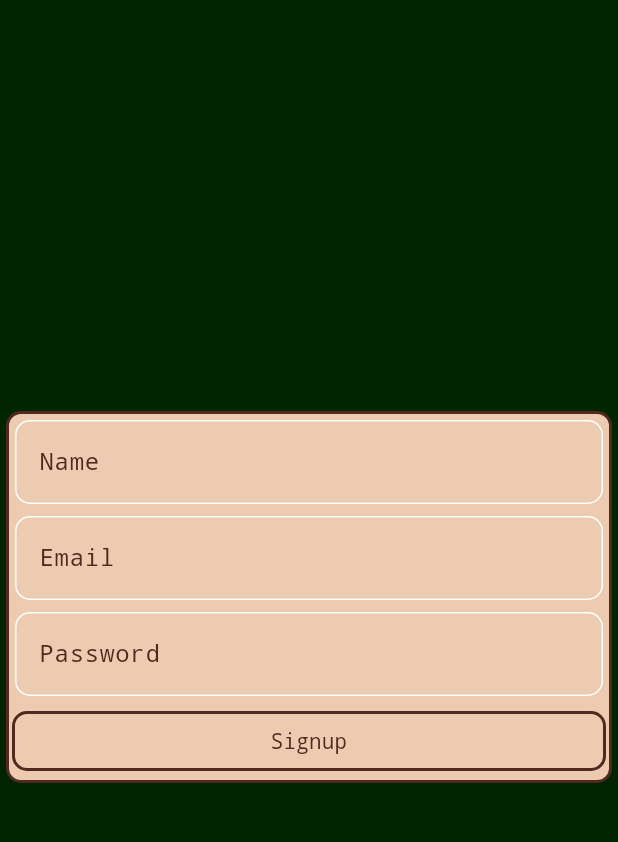
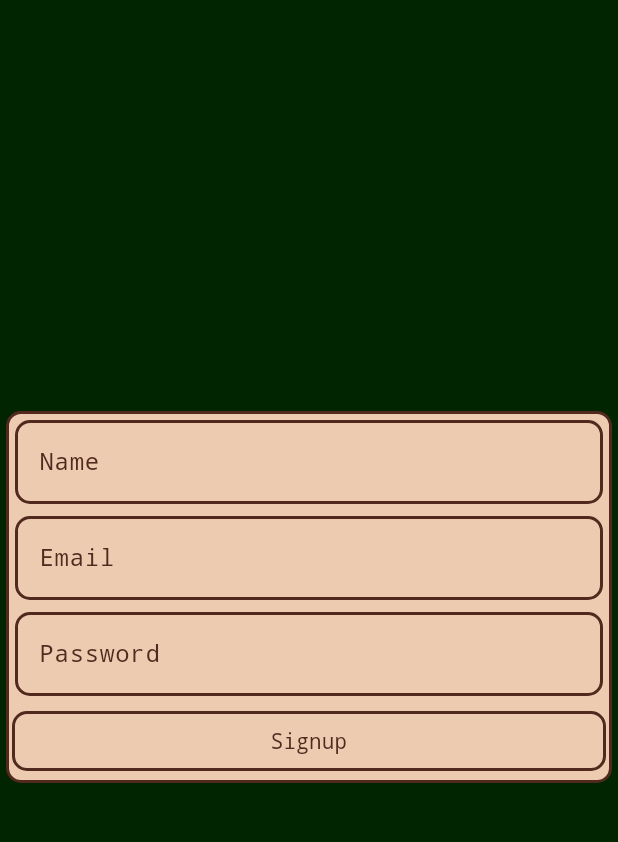
Before and after one commit to carterdbroom/binbuddy-frontend, a Flutter app: the screen it shows after launch, after a tap on "Signup", on a phone screen of 412 x 824 dp, the part 63-905 px from its top. Run offline on Flutter 3.47's test engine with Material 3 defaults, Android fonts, the phone set to English and light mode, and no system bars; our stand-ins replace cloud_firestore, firebase_auth, firebase_core; accounts and stored records are empty; network calls fail.

```diff
--- a/lib/screens/landing.dart
+++ b/lib/screens/landing.dart
@@ -40,7 +40,7 @@ class LandingPage extends StatelessWidget {
               LoginButton(
                 onTap: () {
                   Navigator.of(context).push(
-                    MaterialPageRoute(builder: (context) => const SignupPage()));
+                    MaterialPageRoute(builder: (context) => SignupPage()));
                 },
                 child: const Text(
                   "Signup",
--- a/lib/screens/signup.dart
+++ b/lib/screens/signup.dart
@@ -1,10 +1,16 @@
+import 'package:binbuddy_frontend/net/request_sender.dart';
+import 'package:binbuddy_frontend/models/user.dart';
 import 'package:binbuddy_frontend/screens/widgets/login_button.dart';
 import 'package:binbuddy_frontend/screens/widgets/login_container.dart';
 import 'package:binbuddy_frontend/screens/widgets/login_textbox.dart';
 import 'package:flutter/material.dart';
 
 class SignupPage extends StatelessWidget {
-  const SignupPage({super.key});
+  SignupPage({super.key});
+
+  final nameController = TextEditingController();
+  final emailController = TextEditingController();
+  final passwordController = TextEditingController();
 
   @override
   Widget build(BuildContext context) {
@@ -23,24 +29,28 @@ class SignupPage extends StatelessWidget {
         children: [
           LoginContainer(
             children: [
-              const LoginTextBox(
+              LoginTextBox(
                 hintText: "Name",
                 fontFamily: "Monospace",
+                controller: nameController,
                 obscureText: false,
               ),
-              const LoginTextBox(
+              LoginTextBox(
                 hintText: "Email",
                 fontFamily: "Monospace",
+                controller: emailController,
                 obscureText: false,
               ),
-              const LoginTextBox(
+              LoginTextBox(
                 hintText: "Password",
                 fontFamily: "Monospace",
+                controller: passwordController,
                 obscureText: true,
               ),
               LoginButton(
                 onTap: () {
-
+                  User user = User.attempt(nameController.text, emailController.text, passwordController.text);
+                  RequestSender.trySignUp(user);
                 },
                 child: const Text(
                   "Signup",
--- a/lib/screens/widgets/login_textbox.dart
+++ b/lib/screens/widgets/login_textbox.dart
@@ -4,27 +4,41 @@ class LoginTextBox extends StatelessWidget {
   const LoginTextBox({
     this.hintText,
     this.fontFamily,
+    this.controller,
     required this.obscureText,
     super.key,
     });
 
     final String? hintText;
     final String? fontFamily;
+    final TextEditingController? controller;
     final bool obscureText;
   @override
   Widget build(BuildContext context) {
     return Padding(
       padding: const EdgeInsets.all(4.0),
       child: TextField(
+        controller: controller,
         decoration: InputDecoration(
           hintText: hintText,
           hintStyle: TextStyle(
             fontFamily: fontFamily,
             color: const Color.fromARGB(255, 81, 41, 30),
           ),
-          border: OutlineInputBorder(
+          focusedBorder: OutlineInputBorder(
             borderRadius: BorderRadius.circular(10.0),
-          )
+            borderSide: const BorderSide(
+              color: Color.fromARGB(255, 81, 41, 30),
+              width: 4.0,
+            ),
+          ),
+          enabledBorder: OutlineInputBorder(
+            borderRadius: BorderRadius.circular(10.0),
+            borderSide: const BorderSide(
+              color: Color.fromARGB(255, 81, 41, 30),
+              width: 2.0,
+            ),
+          ),
         ),
         style: TextStyle(
           color: Color.fromARGB(255, 81, 41, 30),
```
